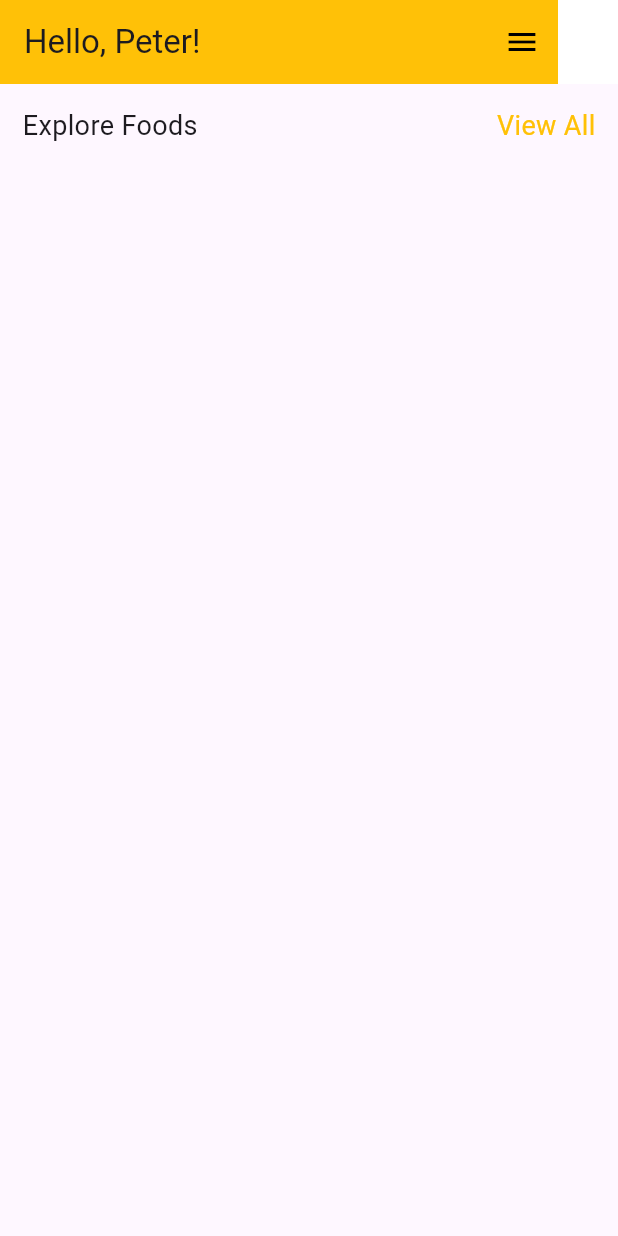
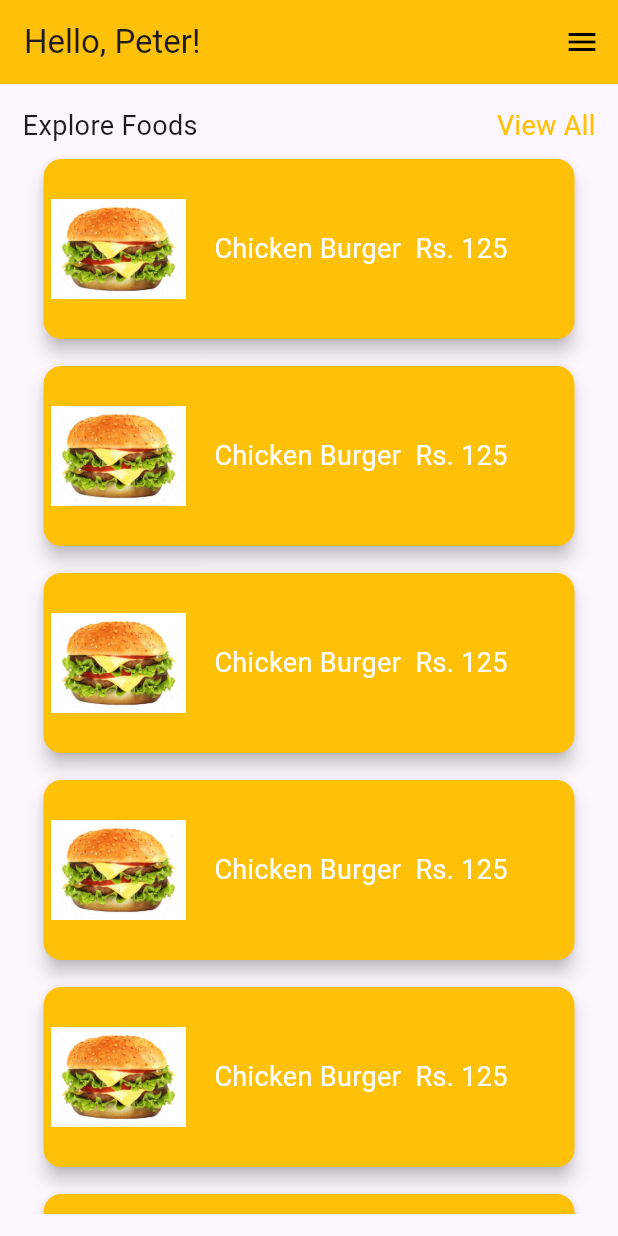
Before and after one commit to Teshan2000/Food-Delivery-App, a Flutter app: the screen it shows after launch, on a phone screen of 412 x 824 dp. Run offline on Flutter 3.47's test engine with Material 3 defaults, Android fonts, the phone set to English and light mode, and no system bars.

Commit message:
Food cards
Food details cards list was added to the home page.

```diff
--- /dev/null
+++ b/food_delivery_app/lib/components/foodCard.dart
@@ -0,0 +1,50 @@
+import 'package:flutter/material.dart';
+
+class FoodCard extends StatelessWidget {
+  const FoodCard({super.key});
+
+  @override
+  Widget build(BuildContext context) {
+    return Container(
+      padding: const EdgeInsets.symmetric(
+        horizontal: 10,
+        vertical: 5,
+      ),
+      child: Card(
+        elevation: 5,
+        color: Colors.amber,
+        child: Row(
+          children: [
+            Padding(
+              padding: const EdgeInsets.symmetric(horizontal: 5, vertical: 15),
+              child: Row(
+                crossAxisAlignment: CrossAxisAlignment.center,
+                children: <Widget>[
+                  Image.asset(
+                    "Assets/burger.jpg",
+                    width: 90,
+                    height: 90,
+                  ),
+                  const Text(
+                    "    Chicken Burger",
+                    style: TextStyle(
+                      color: Colors.white,
+                      fontSize: 18,
+                    ),
+                  ),
+                  const Text(
+                    "  Rs. 125",
+                    style: TextStyle(
+                      color: Colors.white,
+                      fontSize: 18,
+                    ),
+                  )
+                ],
+              ),
+            ),
+          ],
+        ),
+      ),
+    );
+  }
+}
--- a/food_delivery_app/lib/main.dart
+++ b/food_delivery_app/lib/main.dart
@@ -1,4 +1,5 @@
 import 'package:flutter/material.dart';
+import 'package:food_delivery_app/components/foodCard.dart';
 import 'package:food_delivery_app/screens/home.dart';
 
 void main() {
@@ -18,6 +19,7 @@
       initialRoute: '/',
       routes: {
         '/':(context) => const Home(),
+        //'/':(context) => const FoodCard(),
       },
     );
   }
--- a/food_delivery_app/lib/screens/home.dart
+++ b/food_delivery_app/lib/screens/home.dart
@@ -1,8 +1,8 @@
 import 'package:flutter/material.dart';
-import 'package:food_delivery_app/main.dart';
+import 'package:food_delivery_app/components/foodCard.dart';
 
 class Home extends StatefulWidget {
-  const Home({ Key? key }) : super(key: key);
+  const Home({Key? key}) : super(key: key);
 
   @override
   _HomeState createState() => _HomeState();
@@ -21,27 +21,27 @@ class _HomeState extends State<Home> {
               icon: const Icon(
                 Icons.menu,
                 color: Colors.black,
-            )
-          ),
-          Form(
-            child: Container(
-              padding: const EdgeInsets.all(20),
-              decoration: const BoxDecoration(color: Colors.white)
-            )
-          ),
+              )),
+          // Form(
+          //   child: Container(
+          //     padding: const EdgeInsets.all(20),
+          //     decoration: const BoxDecoration(color: Colors.white)
+          //   )
+          // ),
         ],
       ),
-      body: const Padding(
-        padding: EdgeInsets.symmetric(
+      body: Padding(
+        padding: const EdgeInsets.symmetric(
           horizontal: 15,
           vertical: 15,
         ),
-        child: SafeArea(child: SingleChildScrollView(
+        child: SafeArea(
+          child: SingleChildScrollView(
             child: Column(
               mainAxisAlignment: MainAxisAlignment.start,
               crossAxisAlignment: CrossAxisAlignment.start,
               children: <Widget>[
-              Row(
+                const Row(
                     mainAxisAlignment: MainAxisAlignment.spaceBetween,
                     children: <Widget>[
                       Text(
@@ -57,10 +57,13 @@ class _HomeState extends State<Home> {
                           color: Colors.amber,
                         ),
                       ),
-                ]
+                    ]),
+                //const Row(),
+                Column(
+                    children: List.generate(10, (index) {
+                      return const FoodCard();
+                    })
                 ),
-              Row(),
-              Column(),
                 // TextButton(
                 //   onPressed: () { },
                 //),
--- a/food_delivery_app/pubspec.yaml
+++ b/food_delivery_app/pubspec.yaml
@@ -59,8 +59,8 @@ flutter:
   uses-material-design: true
 
   # To add assets to your application, add an assets section, like this:
-  # assets:
-  #   - images/a_dot_burr.jpeg
+  assets:
+    - Assets/
   #   - images/a_dot_ham.jpeg
 
   # An image asset can refer to one or more resolution-specific "variants", see
```
Also changed, not shown: food_delivery_app/Assets/burger.jpg (added). Lines whose indentation alone changed are shown as unchanged.
